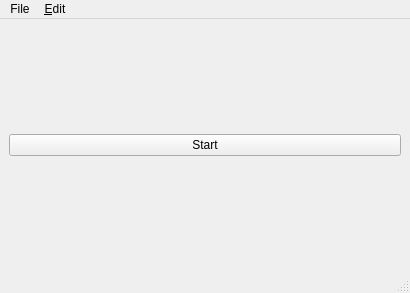
The window that mainwindow.ui (xqemu/xqemu-manager) describes before a commit, drawn with Qt 5.
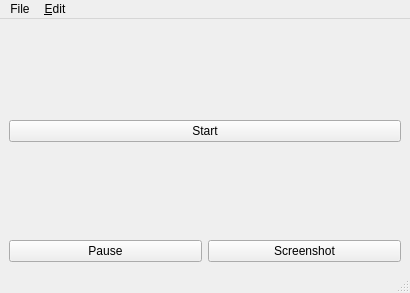
The same window after the commit.

Commit message: Hack on qmp for pause/screenshot

The edit to the form file:
```diff
--- a/mainwindow.ui
+++ b/mainwindow.ui
@@ -15,6 +15,19 @@
   </property>
   <widget class="QWidget" name="centralwidget">
    <layout class="QVBoxLayout" name="verticalLayout">
+    <item>
+     <spacer name="verticalSpacer">
+      <property name="orientation">
+       <enum>Qt::Vertical</enum>
+      </property>
+      <property name="sizeHint" stdset="0">
+       <size>
+        <width>20</width>
+        <height>40</height>
+       </size>
+      </property>
+     </spacer>
+    </item>
     <item>
      <widget class="QPushButton" name="runButton">
       <property name="text">
@@ -22,6 +35,37 @@
       </property>
      </widget>
     </item>
+    <item>
+     <spacer name="verticalSpacer_2">
+      <property name="orientation">
+       <enum>Qt::Vertical</enum>
+      </property>
+      <property name="sizeHint" stdset="0">
+       <size>
+        <width>20</width>
+        <height>40</height>
+       </size>
+      </property>
+     </spacer>
+    </item>
+    <item>
+     <layout class="QHBoxLayout" name="horizontalLayout">
+      <item>
+       <widget class="QPushButton" name="pauseButton">
+        <property name="text">
+         <string>Pause</string>
+        </property>
+       </widget>
+      </item>
+      <item>
+       <widget class="QPushButton" name="screenshotButton">
+        <property name="text">
+         <string>Screenshot</string>
+        </property>
+       </widget>
+      </item>
+     </layout>
+    </item>
    </layout>
   </widget>
   <widget class="QStatusBar" name="statusbar"/>
```
The commit also changes 1 other file.
